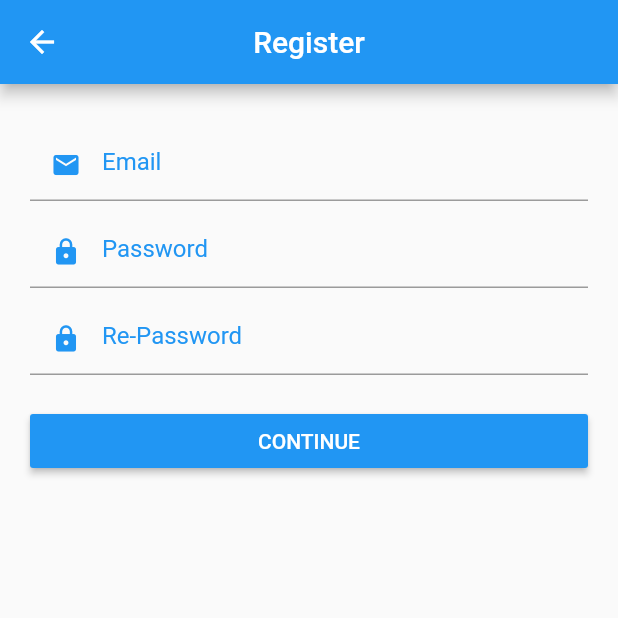
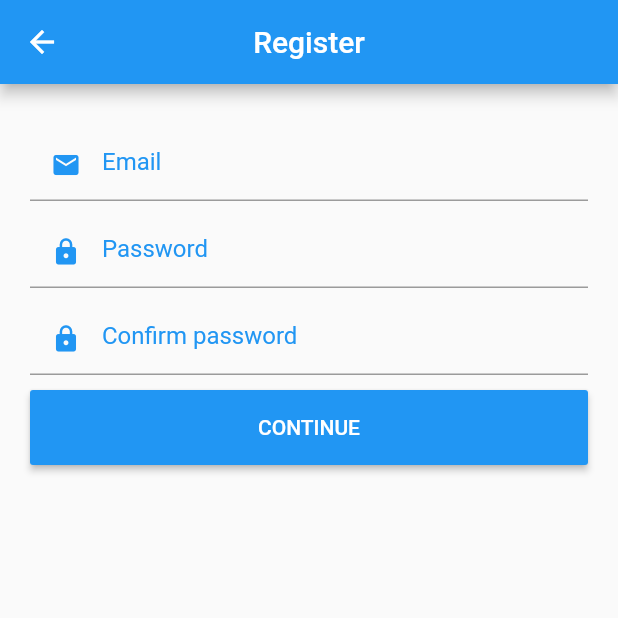
Before and after one commit to itisowen/flutter_assignment, a Flutter app: the screen it shows after launch, after a tap on "Register New Account", on a phone screen of 412 x 824 dp, the top half of it. Run offline on Flutter 3.47's test engine with Material 2 defaults, Android fonts, the phone set to English and light mode, and no system bars.

Commit message:
edit button size

```diff
--- a/lib/ui/regis.dart
+++ b/lib/ui/regis.dart
@@ -58,11 +58,13 @@ class Regis_PageState extends State<StatefulWidget> {
                       hintStyle: TextStyle(color: Colors.blue)),
                 ),
               ),
-              TextFormField(
+              Padding(
+                padding: const EdgeInsets.only(bottom: 10),
+                child: TextFormField(
                   controller: repassword,
                   obscureText: true,
                   decoration: InputDecoration(
-                    hintText: 'Re-Password',
+                      hintText: 'Confirm password',
                       prefixIcon: Icon(
                         Icons.lock,
                         size: 20,
@@ -70,8 +72,9 @@ class Regis_PageState extends State<StatefulWidget> {
                       ),
                       hintStyle: TextStyle(color: Colors.blue)),
                 ),
-              Padding(
-                padding: const EdgeInsets.only(top: 20),
+              ),
+              SizedBox(
+                height: 50,
                 child: RaisedButton(
                   child: Text('CONTINUE'),
                   color: Colors.blue,
```
Lines whose indentation alone changed are shown as unchanged.
